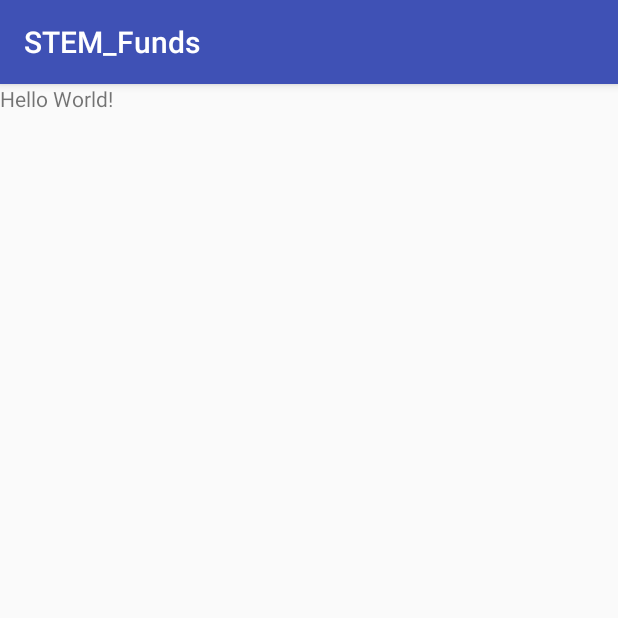
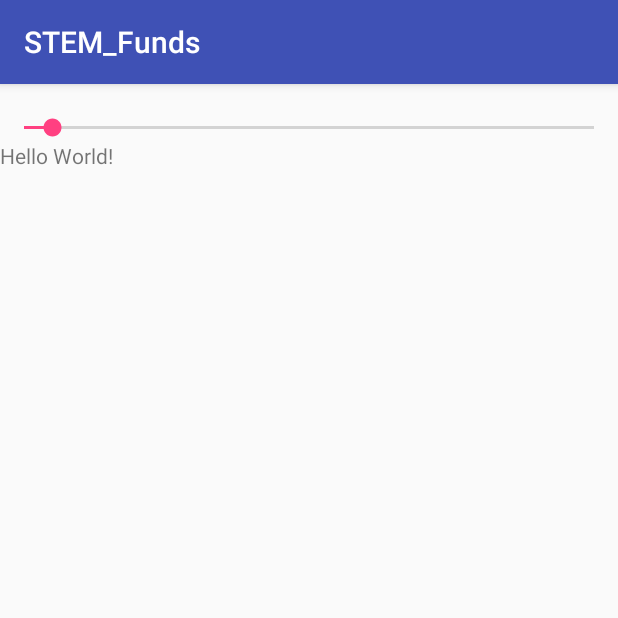
Before and after one commit to jonofarc/STEM_Funds, an Android app: the screen it shows after launch (MainActivity), on a phone screen of 412 x 824 dp, the top half of it. Run offline under Robolectric (Android 15) with nearby library versions, the phone set to English and light mode, and no system bars.

Commit message:
Show details on a separate activity if an item card is touched, add seekbar to display diferent amount of results

```diff
--- a/app/build.gradle
+++ b/app/build.gradle
@@ -26,9 +26,9 @@ dependencies {
     })
     compile 'com.android.support:appcompat-v7:26.+'
     compile 'com.android.support.constraint:constraint-layout:1.0.2'
-    testCompile 'junit:junit:4.12'
     compile 'com.android.support:cardview-v7:26.+'
     compile 'com.android.support:recyclerview-v7:26.+'
     compile 'com.squareup.okhttp3:okhttp:3.8.1'
     compile 'com.google.code.gson:gson:2.8.0'
+    testCompile 'junit:junit:4.12'
 }
--- a/app/src/main/AndroidManifest.xml
+++ b/app/src/main/AndroidManifest.xml
@@ -1,6 +1,7 @@
 <?xml version="1.0" encoding="utf-8"?>
 <manifest xmlns:android="http://schemas.android.com/apk/res/android"
     package="com.example.jonathanmaldonado.stem_funds">
+
     <uses-permission android:name="android.permission.INTERNET" />
 
     <application
@@ -17,6 +18,8 @@
                 <category android:name="android.intent.category.LAUNCHER" />
             </intent-filter>
         </activity>
+        <activity android:name=".fund_detail" />
+        <activity android:name=".FundDetailActivity"></activity>
     </application>
 
 </manifest>
--- a/app/src/main/java/com/example/jonathanmaldonado/stem_funds/MainActivity.java
+++ b/app/src/main/java/com/example/jonathanmaldonado/stem_funds/MainActivity.java
@@ -5,7 +5,10 @@ import android.os.Bundle;
 import android.support.v7.widget.LinearLayoutManager;
 import android.support.v7.widget.RecyclerView;
 import android.util.Log;
+import android.view.View;
+import android.widget.SeekBar;
 import android.widget.TextView;
+import android.widget.Toast;
 
 import com.example.jonathanmaldonado.stem_funds.stem_funds.Stem;
 
@@ -26,9 +29,13 @@ public class MainActivity extends AppCompatActivity {
 
 
     private static final String TAG = MainActivity.class.getSimpleName();
-    public static final String BASE_URL = "http://iwg-prod-web-interview.azurewebsites.net/stem/v1/funds";
+   // public static final String BASE_URL = "http://iwg-prod-web-interview.azurewebsites.net/stem/v1/funds?offset=0&limit=100";
+   public static final String BASE_URL = "http://iwg-prod-web-interview.azurewebsites.net/stem/v1/funds?";
+    public int offset=0;
+    public int limit =10;
     OkHttpClient client;
     TextView respTV;
+    SeekBar simpleSeekBar;
     private RecyclerView mRecyclerView;
     private RecyclerView.Adapter mAdapter;
     private RecyclerView.LayoutManager mLayoutManager;
@@ -41,7 +48,10 @@ public class MainActivity extends AppCompatActivity {
         setContentView(R.layout.activity_main);
         client = new OkHttpClient.Builder().build();
         respTV= (TextView) findViewById(R.id.resp_tv);
+        simpleSeekBar=(SeekBar)findViewById(R.id.simpleSeekBar);
+        mRecyclerView = (RecyclerView) findViewById(R.id.RecyclerView);
 
+        setSeekerBAr();
 
        // recyclerView = (RecyclerView) findViewById(R.id.recycler_view);
        // recyclerView.setHasFixedSize(true);
@@ -52,15 +62,38 @@ public class MainActivity extends AppCompatActivity {
 
     }
 
-    // This method create an instance of Retrofit
-    // set the base url
+    private void setSeekerBAr() {
+        simpleSeekBar.setOnSeekBarChangeListener(new SeekBar.OnSeekBarChangeListener() {
+            int progressChangedValue = 0;
+
+            public void onProgressChanged(SeekBar seekBar, int progress, boolean fromUser) {
+                progressChangedValue = progress;
+            }
+
+            public void onStartTrackingTouch(SeekBar seekBar) {
+                // TODO Auto-generated method stub
+            }
+
+            public void onStopTrackingTouch(SeekBar seekBar) {
+                Toast.makeText(MainActivity.this, "Seek bar progress is :" + progressChangedValue,
+                        Toast.LENGTH_SHORT).show();
+                limit=progressChangedValue;// we remove 1 to correctly display results
+                connectAndGetApiData();
+            }
+        });
+    }
+
+
     public void connectAndGetApiData(){
 
-        Request request = new Request.Builder().url(BASE_URL).build();
 
-        // thys is a Synchoronous request
-        // this needs a separate thread
-        // Response response = client.newCall(request).execute();
+        StringBuilder completeURL = new StringBuilder();
+        completeURL.append(BASE_URL).append("offset=").append(String.valueOf(offset)).append("&limit=").append(String.valueOf(limit));
+
+
+        Request request = new Request.Builder().url(completeURL.toString()).build();
+
+
 
         client.newCall(request).enqueue(
                 new okhttp3.Callback() {
@@ -131,18 +164,20 @@ public class MainActivity extends AppCompatActivity {
 
     private void ParseResults(List<Stem> list) {
         List<String> results = new ArrayList<>();
+       // List<String> ids = new ArrayList<>();
         for(Stem item:list){
 
             results.add(item.getInvestmentName().toString()+"\n");
-
+           // ids.add(item.getId().toString());
         }
         respTV.setText(results.toString());
-        setRecyclerView(results);
+        //setRecyclerView(results);
+        setRecyclerView(list);
     }
 
-    public void setRecyclerView(  List<String> results){
+    public void setRecyclerView(  List<Stem> results){
 
-        mRecyclerView = (RecyclerView) findViewById(R.id.RecyclerView);
+
 
         mLayoutManager = new LinearLayoutManager(this);
         mRecyclerView.setLayoutManager(mLayoutManager);
--- a/app/src/main/res/layout/activity_main.xml
+++ b/app/src/main/res/layout/activity_main.xml
@@ -7,6 +7,15 @@
     android:layout_width="match_parent"
     android:layout_height="match_parent"
     tools:context="com.example.jonathanmaldonado.stem_funds.MainActivity">
+
+    <SeekBar
+        android:id="@+id/simpleSeekBar"
+        android:layout_width="fill_parent"
+        android:layout_height="wrap_content"
+        android:layout_marginTop="20dp"
+        android:max="200"
+        android:progress="10"
+        />
 
     <android.support.v7.widget.RecyclerView
         android:layout_width="match_parent"
```
Also changed, not shown: app/src/main/java/com/example/jonathanmaldonado/stem_funds/FundDetailActivity.java (added, +124 -0 lines), app/src/main/java/com/example/jonathanmaldonado/stem_funds/InvestmentRecyclerViewAdapter.java (+43 -14 lines), app/src/main/res/layout/activity_fund_detail.xml (added, +34 -0 lines), app/src/main/res/layout/investment_item.xml (+9 -1 lines).
